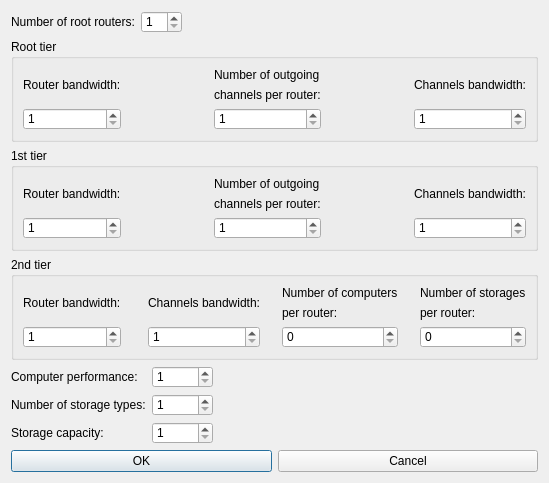
First picture: the form in DCGUI/Windows/TreeDialog.ui, repository DanielZorin/DataCenters, before the edit.
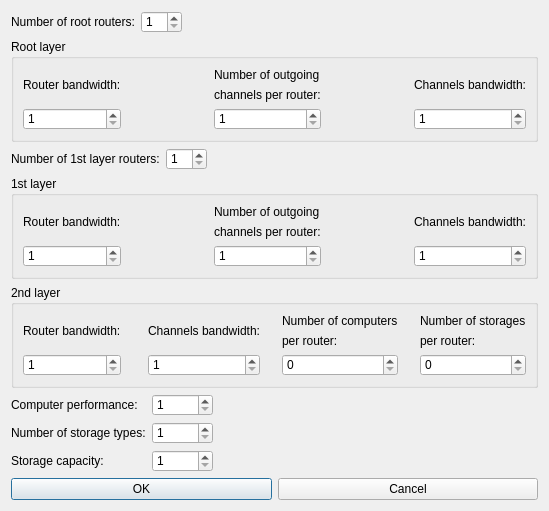
Second picture: the form after the edit.

```diff
--- a/DCGUI/Windows/TreeDialog.ui
+++ b/DCGUI/Windows/TreeDialog.ui
@@ -7,7 +7,7 @@
     <x>0</x>
     <y>0</y>
     <width>549</width>
-    <height>440</height>
+    <height>468</height>
    </rect>
   </property>
   <property name="sizePolicy">
@@ -32,8 +32,8 @@
   <property name="locale">
    <locale language="English" country="UnitedStates"/>
   </property>
-  <layout class="QGridLayout" name="gridLayout">
-   <item row="0" column="0">
+  <layout class="QVBoxLayout" name="verticalLayout_9">
+   <item>
     <layout class="QHBoxLayout" name="horizontalLayout_4">
      <item>
       <widget class="QLabel" name="label">
@@ -70,7 +70,7 @@
      </item>
     </layout>
    </item>
-   <item row="1" column="0">
+   <item>
     <widget class="QGroupBox" name="rootLevel">
      <property name="sizePolicy">
       <sizepolicy hsizetype="Preferred" vsizetype="Preferred">
@@ -79,7 +79,7 @@
       </sizepolicy>
      </property>
      <property name="title">
-      <string>Root tier</string>
+      <string>Root layer</string>
      </property>
      <layout class="QHBoxLayout" name="horizontalLayout_2">
       <item>
@@ -181,7 +181,38 @@
      </layout>
     </widget>
    </item>
-   <item row="2" column="0">
+   <item>
+    <layout class="QHBoxLayout" name="horizontalLayout_8">
+     <item>
+      <widget class="QLabel" name="numRouters1Lab">
+       <property name="text">
+        <string>Number of 1st layer routers:</string>
+       </property>
+      </widget>
+     </item>
+     <item>
+      <widget class="QSpinBox" name="routersNum1">
+       <property name="minimum">
+        <number>1</number>
+       </property>
+      </widget>
+     </item>
+     <item>
+      <spacer name="horizontalSpacer_3">
+       <property name="orientation">
+        <enum>Qt::Horizontal</enum>
+       </property>
+       <property name="sizeHint" stdset="0">
+        <size>
+         <width>40</width>
+         <height>20</height>
+        </size>
+       </property>
+      </spacer>
+     </item>
+    </layout>
+   </item>
+   <item>
     <widget class="QGroupBox" name="level1">
      <property name="sizePolicy">
       <sizepolicy hsizetype="Preferred" vsizetype="Preferred">
@@ -190,7 +221,7 @@
       </sizepolicy>
      </property>
      <property name="title">
-      <string>1st tier</string>
+      <string>1st layer</string>
      </property>
      <layout class="QHBoxLayout" name="horizontalLayout_3">
       <item>
@@ -286,7 +317,7 @@
      </layout>
     </widget>
    </item>
-   <item row="3" column="0">
+   <item>
     <widget class="QGroupBox" name="level2">
      <property name="sizePolicy">
       <sizepolicy hsizetype="Preferred" vsizetype="Preferred">
@@ -295,7 +326,7 @@
       </sizepolicy>
      </property>
      <property name="title">
-      <string>2nd tier</string>
+      <string>2nd layer</string>
      </property>
      <layout class="QHBoxLayout" name="horizontalLayout_5">
       <item>
@@ -425,7 +456,7 @@
      </layout>
     </widget>
    </item>
-   <item row="4" column="0">
+   <item>
     <layout class="QHBoxLayout" name="horizontalLayout_7">
      <item>
       <layout class="QHBoxLayout" name="horizontalLayout_6">
@@ -505,7 +536,7 @@
      </item>
     </layout>
    </item>
-   <item row="5" column="0">
+   <item>
     <layout class="QHBoxLayout" name="horizontalLayout">
      <item>
       <widget class="QPushButton" name="OK">
```
Left out of the diff: 4 changed lines with no effect on the pictures.
